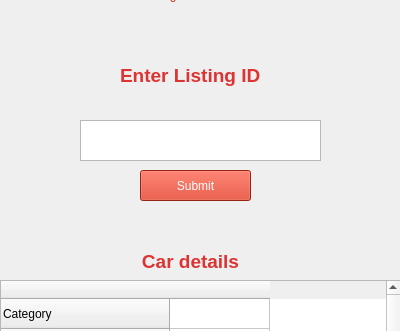
Before: the Qt Designer form src/ui/qt_ui/car_inspection_3.ui in st1069364/CarBazaar, drawn with Qt 5; both pictures show x 0 to 400 and y 100 to 431 of the 400 by 881 pixel window.
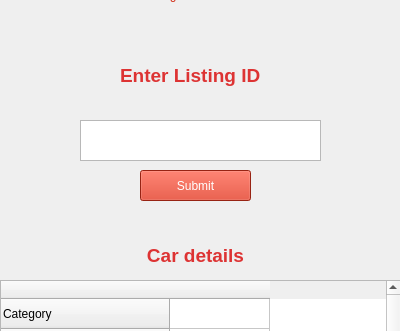
After: the same form once the commit is applied. Icons and pictures are not drawn.

Commit message: Corrections on .ui files of 'Schedule Car Inspection'

Diff of the .ui file:
```diff
--- a/src/ui/qt_ui/car_inspection_3.ui
+++ b/src/ui/qt_ui/car_inspection_3.ui
@@ -45,7 +45,7 @@
      <rect>
       <x>120</x>
       <y>160</y>
-      <width>151</width>
+      <width>161</width>
       <height>31</height>
      </rect>
     </property>
@@ -98,9 +98,9 @@
     <property name="geometry">
      <rect>
       <x>130</x>
-      <y>350</y>
-      <width>121</width>
-      <height>21</height>
+      <y>340</y>
+      <width>131</width>
+      <height>31</height>
      </rect>
     </property>
     <property name="text">
```
The commit also changes 1 other file.
